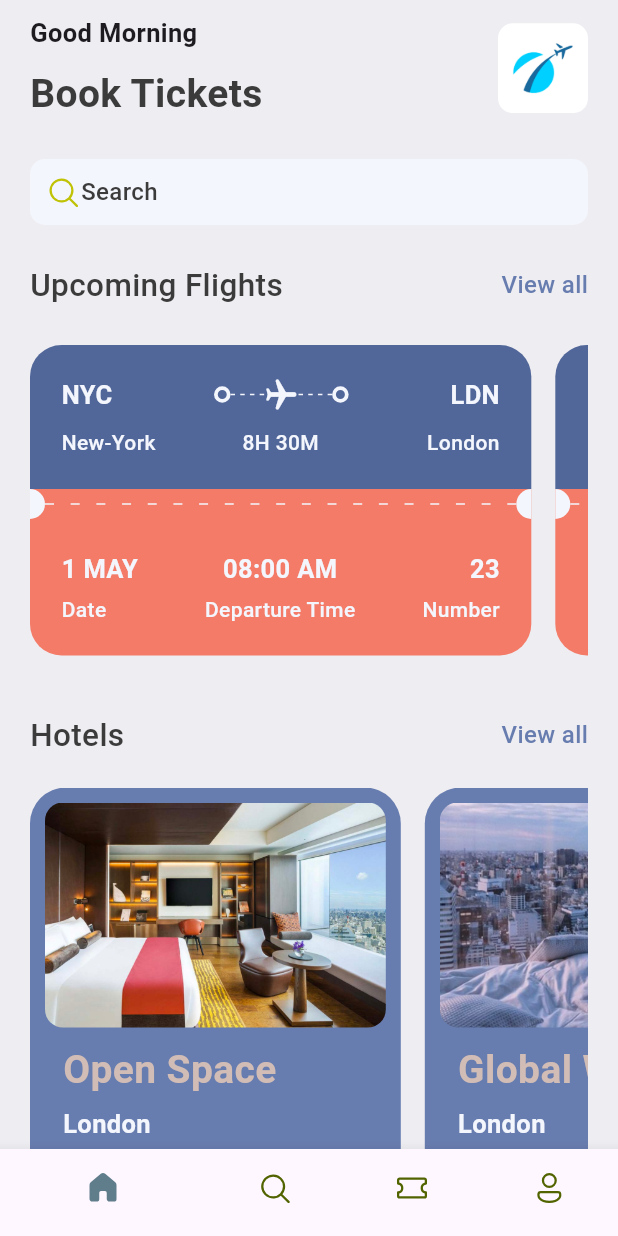
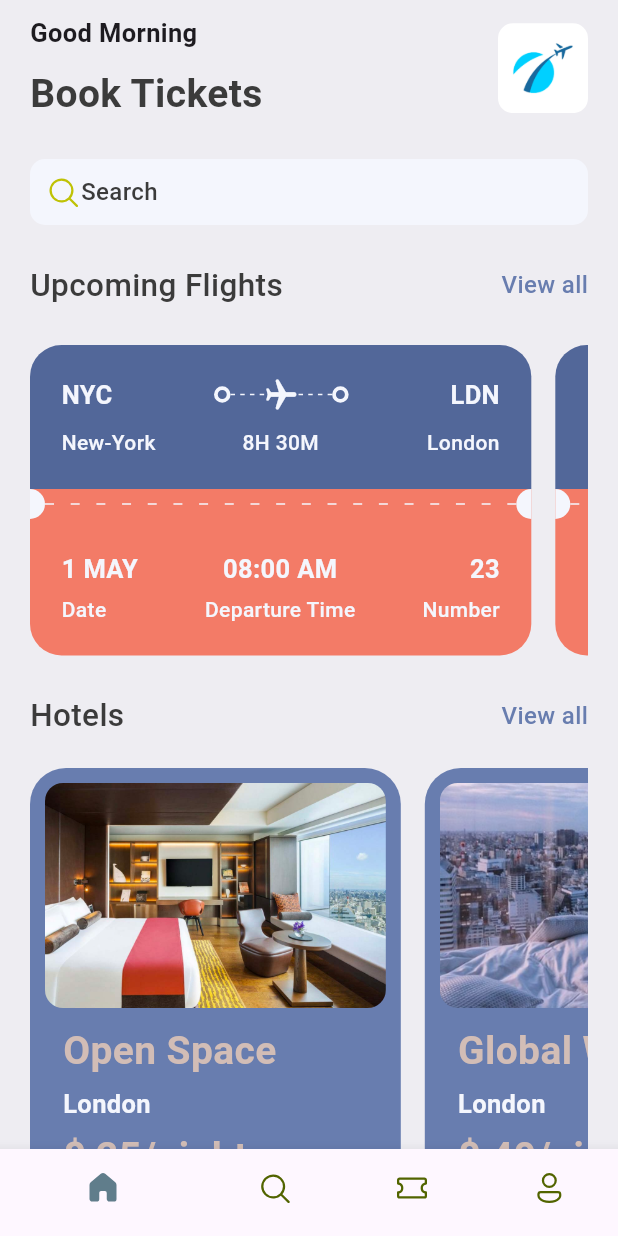
Before and after one commit to chandan3095/ticket_app, a Flutter app: the screen it shows after launch, on a phone screen of 412 x 824 dp. Run offline on Flutter 3.47's test engine with Material 3 defaults, Android fonts, the phone set to English and light mode, and no system bars; our stand-ins replace barcode_widget, fluentui_icons.

Commit message:
ticket screen completed

```diff
--- a/lib/base/shared/media.dart
+++ b/lib/base/shared/media.dart
@@ -5,4 +5,5 @@ class AppMedia {
   static const hotelRoom = '$_baseImageSource/hotel_room.png';
   static const planeSit = '$_baseImageSource/plane_sit.jpg';
   static const cityView = '$_baseImageSource/city_view_1.png';
+  static const visaCard = '$_baseImageSource/visa_card.png';
 }
--- a/lib/base/shared/styles/app_styles.dart
+++ b/lib/base/shared/styles/app_styles.dart
@@ -26,6 +26,6 @@ class AppStyles {
   static TextStyle headLine3 =
       TextStyle(fontSize: 17, fontWeight: FontWeight.w600);
 
-  static TextStyle headLine4 =
-      TextStyle(fontSize: 14, fontWeight: FontWeight.w500);
+  static TextStyle headLine4 = TextStyle(
+      fontSize: 14, fontWeight: FontWeight.w500, color: Colors.grey.shade500);
 }
--- a/lib/base/shared/widget/app_layout_builder_widget.dart
+++ b/lib/base/shared/widget/app_layout_builder_widget.dart
@@ -12,7 +12,6 @@ class AppLayoutBuilderWidget extends StatelessWidget {
   Widget build(BuildContext context) {
     return LayoutBuilder(
         builder: (BuildContext context, BoxConstraints constrants) {
-      print((constrants.constrainWidth() / randomNumber).floor());
       return Flex(
         direction: Axis.horizontal,
         mainAxisAlignment: MainAxisAlignment.spaceBetween,
--- a/lib/base/shared/widget/big_circle.dart
+++ b/lib/base/shared/widget/big_circle.dart
@@ -3,7 +3,8 @@ import 'package:ticket_app/base/shared/styles/app_styles.dart';
 
 class BigCircle extends StatelessWidget {
   final bool isRight;
-  const BigCircle({super.key, required this.isRight});
+  final bool? isColor;
+  const BigCircle({super.key, required this.isRight, this.isColor});
 
   @override
   Widget build(BuildContext context) {
@@ -12,7 +13,9 @@ class BigCircle extends StatelessWidget {
       width: 10,
       child: DecoratedBox(
           decoration: BoxDecoration(
-              color: AppStyles.whiteColor,
+              color: isColor == null
+                  ? AppStyles.whiteColor
+                  : AppStyles.ticketColor,
               borderRadius: isRight == true
                   ? BorderRadius.only(
                       topLeft: Radius.circular(10),
--- a/lib/base/shared/widget/ticket_view.dart
+++ b/lib/base/shared/widget/ticket_view.dart
@@ -20,7 +20,7 @@ class TicketView extends StatelessWidget {
 
     return SizedBox(
       width: size.width * 0.85,
-      height: 220,
+      height: 207,
       child: Container(
         margin: EdgeInsets.only(right: isNotRight == true ? 0 : 16),
         child: Column(
@@ -121,14 +121,17 @@ class TicketView extends StatelessWidget {
                 children: [
                   BigCircle(
                     isRight: false,
+                    isColor: isColor,
                   ),
                   Expanded(
                       child: AppLayoutBuilderWidget(
                     randomNumber: 16,
                     width: 6,
+                    isColor: isColor,
                   )),
                   BigCircle(
                     isRight: true,
+                    isColor: isColor,
                   ),
                 ],
               ),
@@ -140,9 +143,13 @@ class TicketView extends StatelessWidget {
                   color: isColor == null
                       ? AppStyles.ticketOrange
                       : AppStyles.ticketColor,
-                  borderRadius: BorderRadius.only(
-                      bottomLeft: Radius.circular(21),
-                      bottomRight: Radius.circular(21))),
+                  borderRadius: isColor == null
+                      ? BorderRadius.only(
+                          bottomLeft: Radius.circular(21),
+                          bottomRight: Radius.circular(21))
+                      : BorderRadius.only(
+                          bottomLeft: Radius.circular(0),
+                          bottomRight: Radius.circular(0))),
               child: Row(
                 mainAxisAlignment: MainAxisAlignment.spaceBetween,
                 children: [
--- a/pubspec.yaml
+++ b/pubspec.yaml
@@ -15,6 +15,7 @@ dependencies:
   english_words: ^4.0.0
   provider: ^6.0.0
   fluentui_icons: ^1.0.0
+  barcode_widget: ^2.0.4
 
 dev_dependencies:
   flutter_test:
```
Also changed, not shown: lib/screen/ticketDetails/ticket_details.dart (+150 -1 lines), pubspec.lock.
